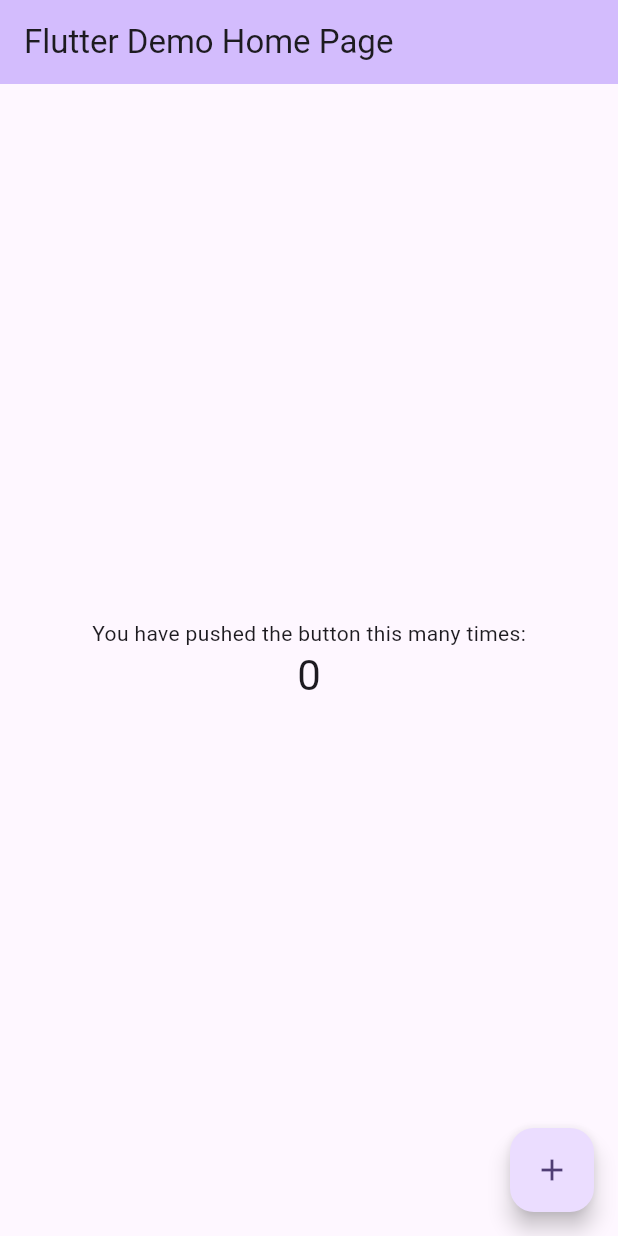
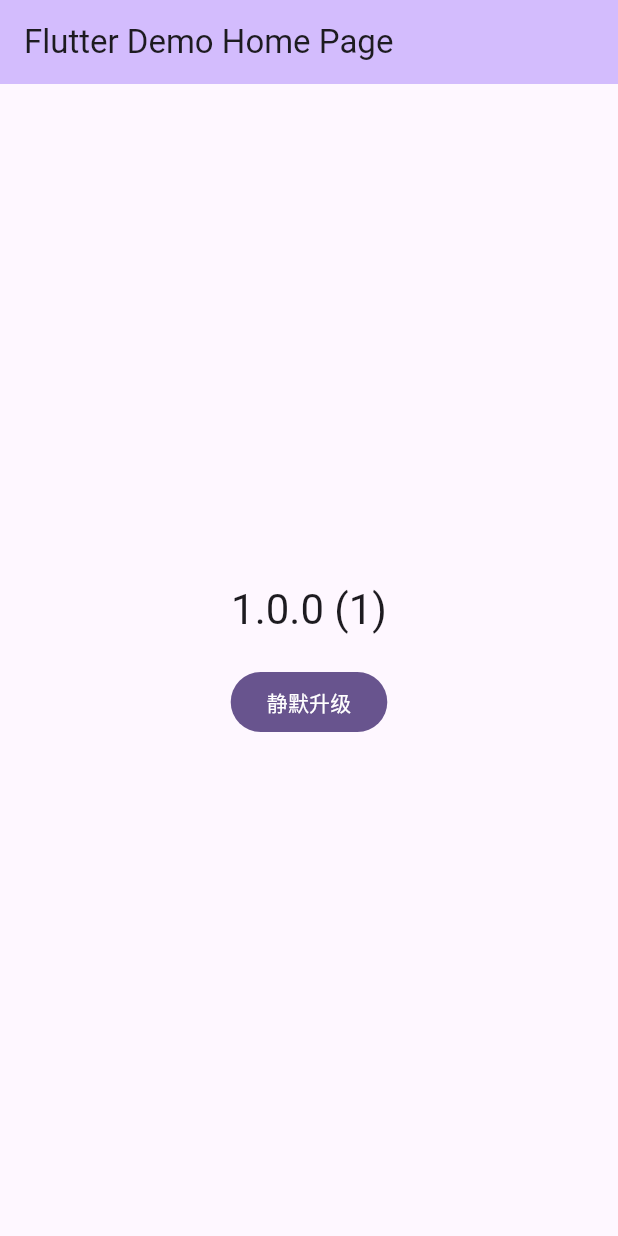
Before and after one commit to and2long/silence_install, a Flutter app: the screen it shows after launch, on a phone screen of 412 x 824 dp. Run offline on Flutter 3.47's test engine with Material 3 defaults, Android fonts, the phone set to English and light mode, and no system bars; our stand-ins replace package_info_plus.

Commit message:
feat: 显示版本号

```diff
--- a/lib/main.dart
+++ b/lib/main.dart
@@ -1,4 +1,5 @@
 import 'package:flutter/material.dart';
+import 'package:package_info_plus/package_info_plus.dart';
 
 void main() {
   runApp(const MyApp());
@@ -55,71 +56,35 @@ class MyHomePage extends StatefulWidget {
 }
 
 class _MyHomePageState extends State<MyHomePage> {
-  int _counter = 0;
-
-  void _incrementCounter() {
-    setState(() {
-      // This call to setState tells the Flutter framework that something has
-      // changed in this State, which causes it to rerun the build method below
-      // so that the display can reflect the updated values. If we changed
-      // _counter without calling setState(), then the build method would not be
-      // called again, and so nothing would appear to happen.
-      _counter++;
-    });
-  }
-
   @override
   Widget build(BuildContext context) {
-    // This method is rerun every time setState is called, for instance as done
-    // by the _incrementCounter method above.
-    //
-    // The Flutter framework has been optimized to make rerunning build methods
-    // fast, so that you can just rebuild anything that needs updating rather
-    // than having to individually change instances of widgets.
     return Scaffold(
       appBar: AppBar(
-        // TRY THIS: Try changing the color here to a specific color (to
-        // Colors.amber, perhaps?) and trigger a hot reload to see the AppBar
-        // change color while the other colors stay the same.
         backgroundColor: Theme.of(context).colorScheme.inversePrimary,
-        // Here we take the value from the MyHomePage object that was created by
-        // the App.build method, and use it to set our appbar title.
         title: Text(widget.title),
       ),
       body: Center(
-        // Center is a layout widget. It takes a single child and positions it
-        // in the middle of the parent.
         child: Column(
-          // Column is also a layout widget. It takes a list of children and
-          // arranges them vertically. By default, it sizes itself to fit its
-          // children horizontally, and tries to be as tall as its parent.
-          //
-          // Column has various properties to control how it sizes itself and
-          // how it positions its children. Here we use mainAxisAlignment to
-          // center the children vertically; the main axis here is the vertical
-          // axis because Columns are vertical (the cross axis would be
-          // horizontal).
-          //
-          // TRY THIS: Invoke "debug painting" (choose the "Toggle Debug Paint"
-          // action in the IDE, or press "p" in the console), to see the
-          // wireframe for each widget.
           mainAxisAlignment: MainAxisAlignment.center,
           children: <Widget>[
-            const Text(
-              'You have pushed the button this many times:',
+            FutureBuilder<PackageInfo>(
+              future: PackageInfo.fromPlatform(),
+              builder:
+                  ((BuildContext context, AsyncSnapshot<PackageInfo> snapshot) {
+                String version = '';
+                if (snapshot.hasData) {
+                  version =
+                      '${snapshot.data!.version} (${snapshot.data!.buildNumber})';
+                }
+                return Text(version,
+                    style: Theme.of(context).textTheme.headlineMedium);
+              }),
             ),
-            Text(
-              '$_counter',
-              style: Theme.of(context).textTheme.headlineMedium,
-            ),
+            const SizedBox(height: 20),
+            FilledButton(onPressed: () {}, child: const Text('静默升级')),
           ],
         ),
       ),
-      floatingActionButton: FloatingActionButton(
-        onPressed: _incrementCounter,
-        tooltip: 'Increment',
-        child: const Icon(Icons.add),
-      ), // This trailing comma makes auto-formatting nicer for build methods.
     );
   }
 }
--- a/pubspec.yaml
+++ b/pubspec.yaml
@@ -35,6 +35,7 @@ dependencies:
   # The following adds the Cupertino Icons font to your application.
   # Use with the CupertinoIcons class for iOS style icons.
   cupertino_icons: ^1.0.6
+  package_info_plus: ^7.0.0
 
 dev_dependencies:
   flutter_test:
```
